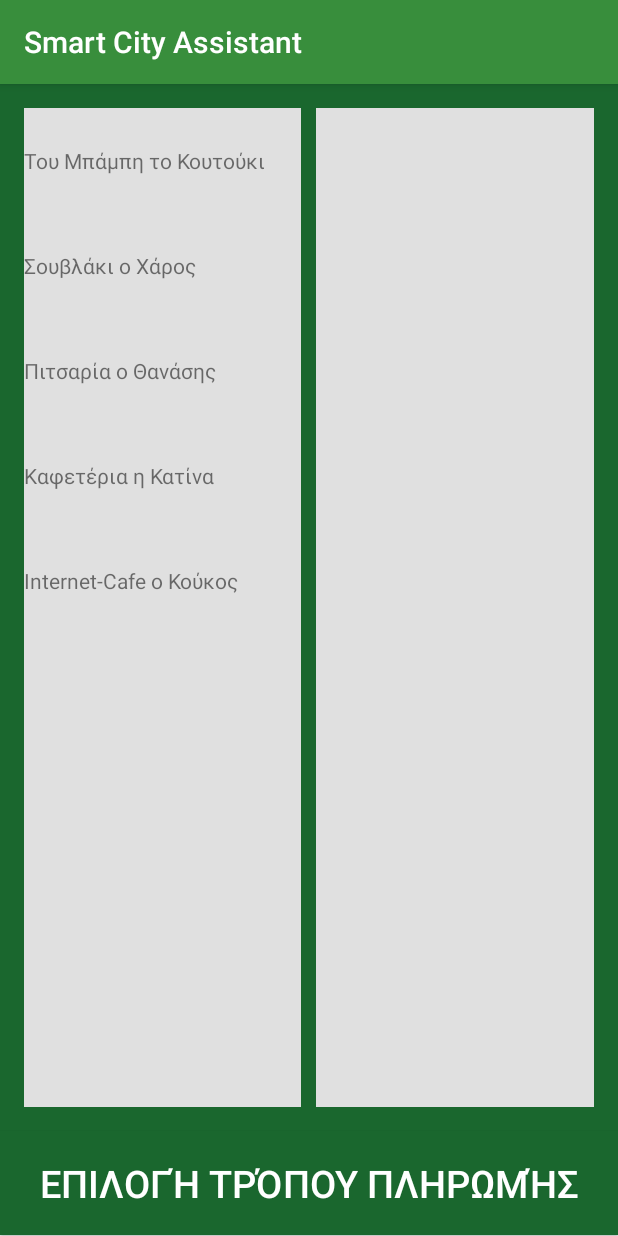
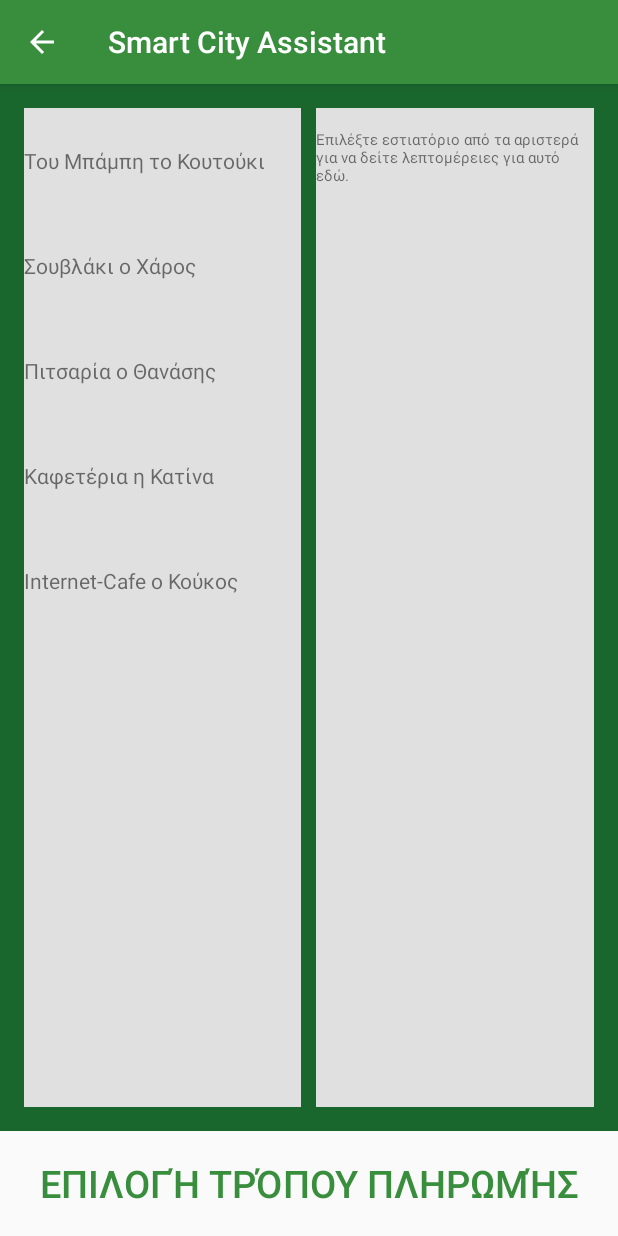
Before and after one commit to kerk12/SmartCityAssistant, an Android app: the screen it shows after launch (EOrderMainActivity), after a tap on "On-Line Παραγγελίες Φαγητού - Καφέ", on a phone screen of 412 x 824 dp. Run offline under Robolectric (Android 15) with nearby library versions, the phone set to English and light mode, and no system bars.

Commit message:
Implemented details for the restaurant picker

```diff
--- a/app/src/main/AndroidManifest.xml
+++ b/app/src/main/AndroidManifest.xml
@@ -39,7 +39,8 @@
             android:label="@string/title_activity_smart_schedule_planner"
             android:parentActivityName=".MainMenuActivity" />
         <activity android:name=".SmartHome" />
-        <activity android:name=".EOrderMainActivity"></activity>
+        <activity android:name=".EOrderMainActivity"
+            android:parentActivityName=".MainMenuActivity" ></activity>
     </application>
 
 </manifest>
--- a/app/src/main/java/com/kerk12/smartcityassistant/EOrderRestaurantPicker.java
+++ b/app/src/main/java/com/kerk12/smartcityassistant/EOrderRestaurantPicker.java
@@ -8,6 +8,9 @@ import android.support.v7.widget.RecyclerView;
 import android.view.LayoutInflater;
 import android.view.View;
 import android.view.ViewGroup;
+import android.widget.Button;
+import android.widget.LinearLayout;
+import android.widget.RelativeLayout;
 import android.widget.TextView;
 
 import org.w3c.dom.Text;
@@ -26,6 +29,13 @@ public class EOrderRestaurantPicker extends Fragment {
     private RestaurantAdapter mAdapter;
     private LinearLayoutManager lm;
 
+    private int selectedRestaurant = -1;
+
+    private TextView restaurantName, restaurantLocation, restaurantCuisine;
+    private LinearLayout details_view;
+
+    private Button pickButton;
+
     private class RestaurantAdapter extends RecyclerView.Adapter<RestaurantAdapter.ViewHolder>{
 
         private List<Restaurant> mList;
@@ -41,8 +51,15 @@ public class EOrderRestaurantPicker extends Fragment {
         }
 
         @Override
-        public void onBindViewHolder(ViewHolder holder, int position) {
-            Restaurant restaurant = mList.get(position);
+        public void onBindViewHolder(ViewHolder holder, final int position) {
+            final Restaurant restaurant = mList.get(position);
+            holder.item.setOnClickListener(new View.OnClickListener() {
+                @Override
+                public void onClick(View v) {
+                    selectedRestaurant = position;
+                    UpdateUI();
+                }
+            });
             holder.name.setText(restaurant.getName());
         }
 
@@ -54,12 +71,23 @@ public class EOrderRestaurantPicker extends Fragment {
         protected class ViewHolder extends RecyclerView.ViewHolder{
 
             private TextView name;
+            private RelativeLayout item;
 
             public ViewHolder(View itemView) {
                 super(itemView);
+                item = (RelativeLayout) itemView.findViewById(R.id.restaurant_item);
                 name = (TextView) itemView.findViewById(R.id.restaurant_name_on_holder);
             }
         }
+    }
+
+    private void UpdateUI(){
+        Restaurant restaurant = Kitchen.getRestaurants(getActivity()).get(selectedRestaurant);
+        details_view.setVisibility(View.VISIBLE);
+        restaurantName.setText(restaurant.getName());
+        restaurantLocation.setText(restaurant.getLocation());
+        restaurantCuisine.setText(restaurant.getCuisine());
+        pickButton.setEnabled(true);
     }
 
     public void onCreate(Bundle savedInstanceState) {
@@ -78,6 +106,25 @@ public class EOrderRestaurantPicker extends Fragment {
         RestaurantRecycler.setLayoutManager(lm);
         mAdapter = new RestaurantAdapter(Kitchen.getRestaurants(getActivity()));
         RestaurantRecycler.setAdapter(mAdapter);
+
+        /**
+         * Details
+         */
+        details_view = (LinearLayout) v.findViewById(R.id.details_view);
+        restaurantName = (TextView) v.findViewById(R.id.restaurant_name_details);
+        restaurantLocation = (TextView) v.findViewById(R.id.restaurant_location_details);
+        restaurantCuisine = (TextView) v.findViewById(R.id.restaurant_cuisine_details);
+
+        /**
+         * Pick button
+         */
+        pickButton = (Button) v.findViewById(R.id.restaurant_pick_button);
+        pickButton.setOnClickListener(new View.OnClickListener() {
+            @Override
+            public void onClick(View v) {
+                //
+            }
+        });
         return v;
     }
 }
--- a/app/src/main/java/com/kerk12/smartcityassistant/Kitchen.java
+++ b/app/src/main/java/com/kerk12/smartcityassistant/Kitchen.java
@@ -31,6 +31,7 @@ public class Kitchen {
         for (int i = 0; i < restaurants.length();i++){
             JSONObject restaurant = restaurants.getJSONObject(i);
             Restaurant rnew = new Restaurant(restaurant.getString("name"), restaurant.getString("phone_number"), restaurant.getString("location"));
+            rnew.setCuisine(restaurant.getString("cuisine"));
             mRestaurants.add(rnew);
         }
         return mRestaurants;
--- a/app/src/main/java/com/kerk12/smartcityassistant/Restaurant.java
+++ b/app/src/main/java/com/kerk12/smartcityassistant/Restaurant.java
@@ -11,6 +11,7 @@ public class Restaurant {
     private String name;
     private String phone_number;
     private String location;
+    private String cuisine;
 
     private List<Dish> dishes = new ArrayList<Dish>();
 
@@ -49,4 +50,20 @@ public class Restaurant {
     public void addDish(Dish d){
         dishes.add(d);
     }
+
+    public String getLocation() {
+        return location;
+    }
+
+    public void setLocation(String location) {
+        this.location = location;
+    }
+
+    public String getCuisine() {
+        return cuisine;
+    }
+
+    public void setCuisine(String cuisine) {
+        this.cuisine = cuisine;
+    }
 }
--- a/app/src/main/res/layout/fragment_restaurant_picker.xml
+++ b/app/src/main/res/layout/fragment_restaurant_picker.xml
@@ -34,6 +34,58 @@
             android:layout_weight="1"
             android:background="@color/whiteBcgr">
 
+            <TextView
+                android:text="@string/select_restaurant_to_view"
+                android:layout_width="wrap_content"
+                android:layout_height="wrap_content"
+                android:layout_alignParentTop="true"
+                android:layout_centerHorizontal="true"
+                android:textSize="10sp"
+                android:layout_marginTop="14dp"
+                android:id="@+id/helper_text"
+                 />
+
+            <LinearLayout
+                android:orientation="vertical"
+                android:layout_width="match_parent"
+                android:layout_height="match_parent"
+                android:layout_below="@+id/helper_text"
+                android:padding="15dp"
+                android:layout_centerHorizontal="true"
+                android:id="@+id/details_view"
+                android:visibility="invisible"
+                >
+                <TextView
+                    android:layout_width="wrap_content"
+                    android:layout_height="wrap_content"
+                    android:text="@string/restaurant_name"/>
+                <TextView
+                    android:layout_width="wrap_content"
+                    android:layout_height="wrap_content"
+                    android:textSize="25sp"
+                    android:id="@+id/restaurant_name_details" />
+                <TextView
+                    android:layout_width="wrap_content"
+                    android:layout_height="wrap_content"
+                    android:layout_marginTop="10dp"
+                    android:text="@string/restaurant_cuisine"/>
+                <TextView
+                    android:layout_width="wrap_content"
+                    android:layout_height="wrap_content"
+                    android:textSize="20sp"
+                    android:id="@+id/restaurant_cuisine_details"/>
+                <TextView
+                    android:layout_width="wrap_content"
+                    android:layout_height="wrap_content"
+                    android:layout_marginTop="10dp"
+                    android:text="@string/restaurant_location"/>
+                <TextView
+                    android:layout_width="wrap_content"
+                    android:layout_height="wrap_content"
+                    android:textSize="20sp"
+                    android:id="@+id/restaurant_location_details"/>
+
+            </LinearLayout>
         </RelativeLayout>
     </LinearLayout>
 
@@ -44,6 +96,7 @@
         android:id="@+id/restaurant_pick_button"
         android:text="@string/payment_method_choice"
         style="@style/ButtonGreen"
-        android:textSize="25sp"/>
+        android:textSize="25sp"
+        android:enabled="false"/>
 
 </LinearLayout>
--- a/app/src/main/res/layout/restaurant_recycler_item.xml
+++ b/app/src/main/res/layout/restaurant_recycler_item.xml
@@ -1,7 +1,8 @@
 <?xml version="1.0" encoding="utf-8"?>
 <RelativeLayout xmlns:android="http://schemas.android.com/apk/res/android"
     android:orientation="vertical" android:layout_width="match_parent"
-    android:layout_height="70dp">
+    android:layout_height="70dp"
+    android:id="@+id/restaurant_item">
     <TextView
         android:layout_width="wrap_content"
         android:layout_height="wrap_content"
--- a/app/src/main/res/values/strings.xml
+++ b/app/src/main/res/values/strings.xml
@@ -69,4 +69,11 @@
     <string name="extra_settings">Επιπλέον ρυθμίσεις συσκευής:</string>
 
     <string name="payment_method_choice">Επιλογή Τρόπου Πληρωμής</string>
+
+    <string name="select_restaurant_to_view">Επιλέξτε εστιατόριο από τα αριστερά για να δείτε λεπτομέρειες για αυτό εδώ.</string>
+
+    <string name="restaurant_name">Όνομα Εστιατορίου</string>
+    <string name="restaurant_location">Τοποθεσία</string>
+    <string name="restaurant_cuisine">Κουζίνα</string>
+
 </resources>
--- a/app/src/main/res/values/styles.xml
+++ b/app/src/main/res/values/styles.xml
@@ -26,9 +26,9 @@
         <item name="windowNoTitle">true</item>
     </style>
 
-    <style name="ButtonGreen">
-        <item name="android:background">@color/colorPrimaryDark</item>
-        <item name="android:textColor">@color/white</item>
+    <style name="ButtonGreen" parent="Base.Widget.AppCompat.Button">
+        <item name="android:background">?android:selectableItemBackground</item>
+        <item name="android:textColor">@color/colorPrimary</item>
     </style>
 
     <style name="ExtraSetting" parent="@android:style/Widget.TextView">
```
Also changed, not shown: app/src/main/java/com/kerk12/smartcityassistant/EOrderDishPicker.java (added, +39 -0 lines), app/src/main/res/raw/restaurant_dataset.json (+11 -2 lines).
